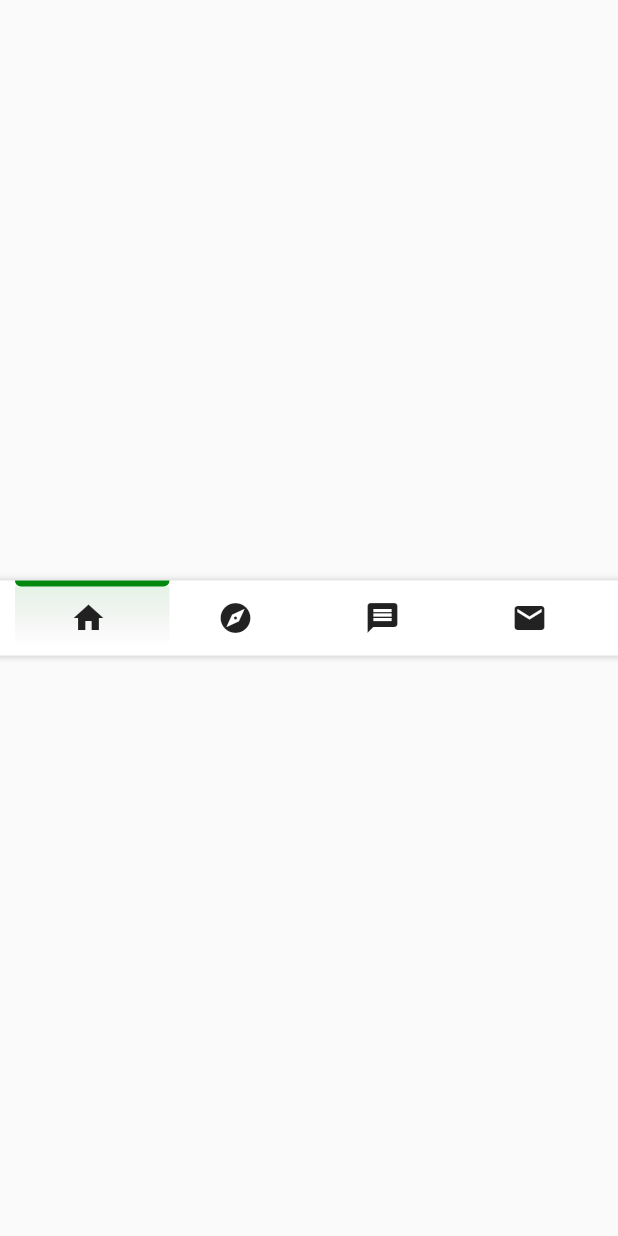
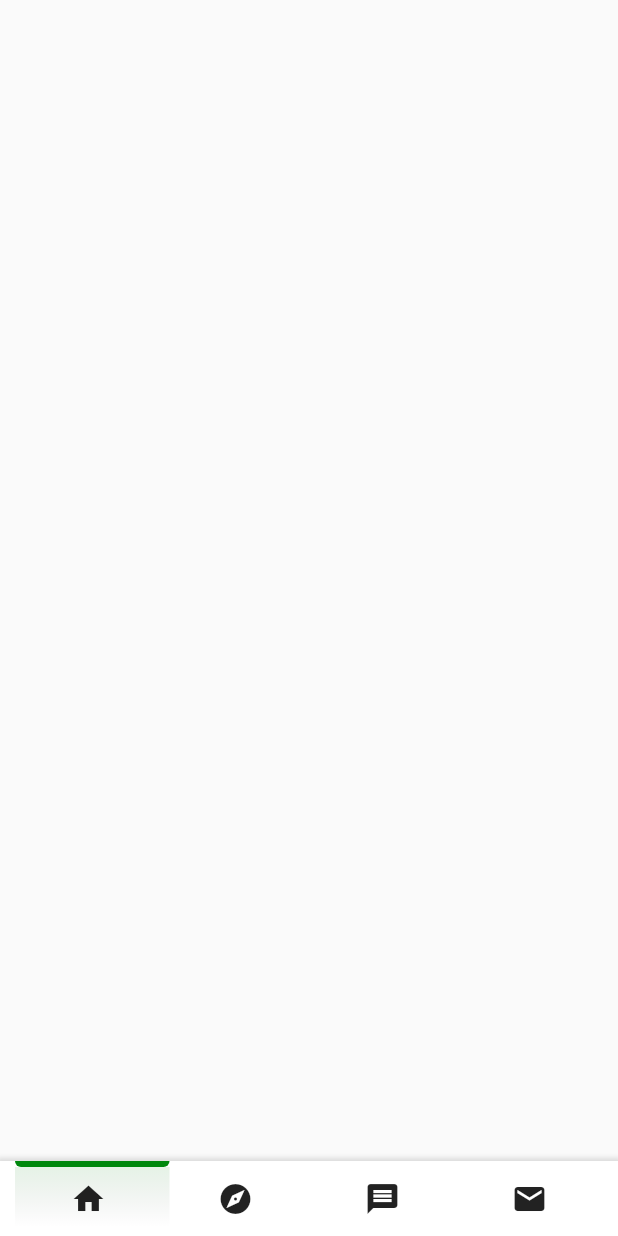
Before and after one commit to dwikresno/everythingishere, a Flutter app: the NavbarGojek screen opened directly, on a phone screen of 412 x 824 dp. Run offline on Flutter 3.47's test engine with Material 2 defaults, Android fonts, the phone set to English and light mode, and no system bars; our stand-ins replace carousel_slider, just_audio, sliding_up_panel, unicons; missing offline and left inert: audio_session, dart:ffi, flutter_emoji, flutter_joystick, just_audio_web.

Commit message:
feat : move to bottom

```diff
--- a/lib/ui/navbar_gojek.dart
+++ b/lib/ui/navbar_gojek.dart
@@ -44,8 +44,8 @@ class _NavbarGojekState extends State<NavbarGojek> {
       body: Container(
         width: MediaQuery.of(context).size.width,
         height: MediaQuery.of(context).size.height,
-        child: Center(
-          child: Container(
+      ),
+      bottomSheet: Container(
         padding: EdgeInsets.symmetric(horizontal: 10),
         width: double.infinity,
         height: 50,
@@ -69,8 +69,7 @@ class _NavbarGojekState extends State<NavbarGojek> {
               child: Column(
                 children: [
                   AnimatedContainer(
-                        width:
-                            MediaQuery.of(context).size.width / 4 - minusWidth,
+                    width: MediaQuery.of(context).size.width / 4 - minusWidth,
                     alignment: Alignment(posX!, -1),
                     duration: Duration(milliseconds: 200),
                     height: 4,
@@ -85,8 +84,7 @@ class _NavbarGojekState extends State<NavbarGojek> {
                   Visibility(
                     visible: isShow,
                     child: Container(
-                          width: MediaQuery.of(context).size.width / 4 -
-                              minusWidth,
+                      width: MediaQuery.of(context).size.width / 4 - minusWidth,
                       height: 40,
                       decoration: BoxDecoration(
                         gradient: LinearGradient(
@@ -170,8 +168,6 @@ class _NavbarGojekState extends State<NavbarGojek> {
           ],
         ),
       ),
-        ),
-      ),
     );
   }
 }
```
Lines whose indentation alone changed are shown as unchanged.
